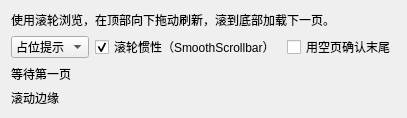
Qt form examples/refresh_demo/refreshpage.ui (daonvshu/qt-virtual-item-views) before a commit.
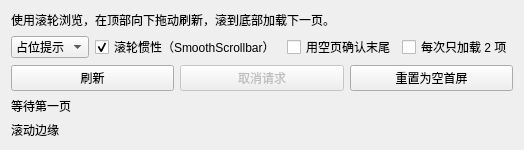
The same form after that commit.

Commit message: feat: support explicit refresh and cancellation and stabilize inline paging

Diff of the .ui file:
```diff
--- a/examples/refresh_demo/refreshpage.ui
+++ b/examples/refresh_demo/refreshpage.ui
@@ -8,6 +8,12 @@
     <item><widget class="QComboBox" name="presentation"><item><property name="text"><string>占位提示</string></property></item><item><property name="text"><string>覆盖提示</string></property></item></widget></item>
     <item><widget class="QCheckBox" name="kinetic"><property name="text"><string>滚轮惯性（SmoothScrollbar）</string></property><property name="checked"><bool>true</bool></property></widget></item>
     <item><widget class="QCheckBox" name="probe"><property name="text"><string>用空页确认末尾</string></property></widget></item>
+    <item><widget class="QCheckBox" name="smallPages"><property name="text"><string>每次只加载 2 项</string></property></widget></item>
+   </layout></item>
+   <item><layout class="QHBoxLayout" name="actions">
+    <item><widget class="QPushButton" name="refresh"><property name="text"><string>刷新</string></property></widget></item>
+    <item><widget class="QPushButton" name="cancel"><property name="text"><string>取消请求</string></property><property name="enabled"><bool>false</bool></property></widget></item>
+    <item><widget class="QPushButton" name="emptyPage"><property name="text"><string>重置为空首屏</string></property></widget></item>
    </layout></item>
    <item><widget class="QLabel" name="status"><property name="text"><string>等待第一页</string></property></widget></item>
    <item><widget class="QLabel" name="edge"><property name="text"><string>滚动边缘</string></property></widget></item>
```
The commit also changes 13 other files.
